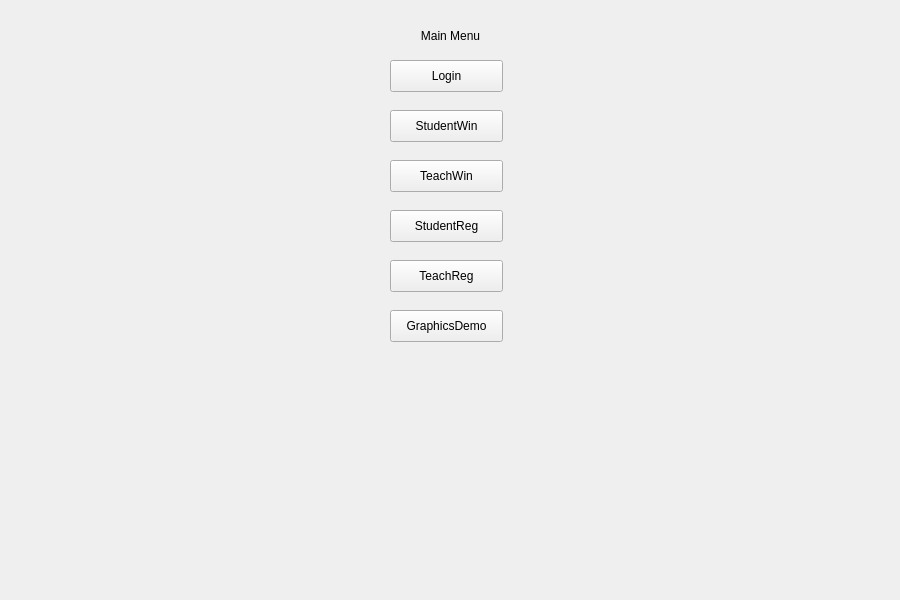
Above: Client/client.ui from DatabasesWorks/Stacked_EducationalPlatform before the change. Below: the same form after it.
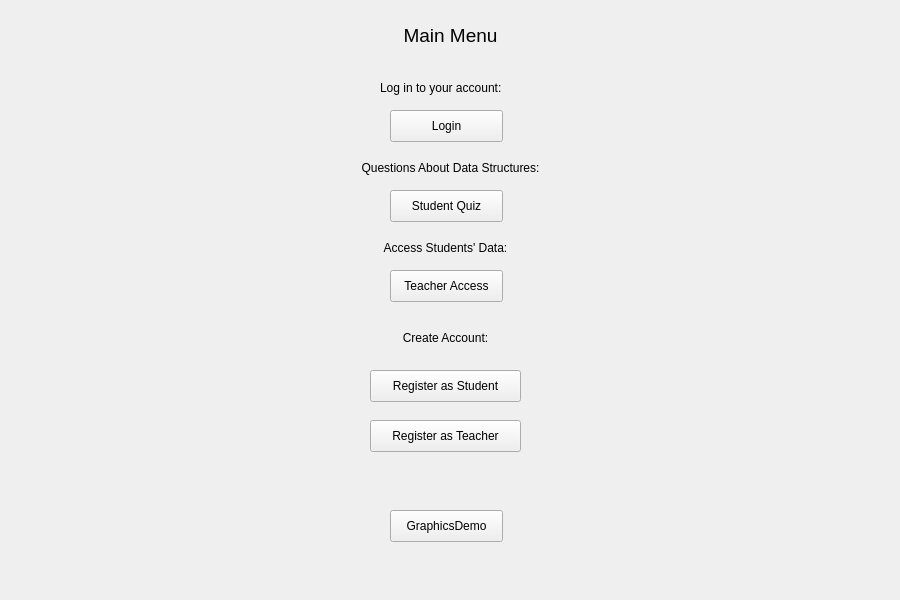
That is the form after the change.

Commit message: Starting to organize Main Menu

Patch:
```diff
--- a/Client/client.ui
+++ b/Client/client.ui
@@ -24,7 +24,7 @@
     <property name="geometry">
      <rect>
       <x>390</x>
-      <y>60</y>
+      <y>110</y>
       <width>113</width>
       <height>32</height>
      </rect>
@@ -37,52 +37,52 @@
     <property name="geometry">
      <rect>
       <x>390</x>
-      <y>110</y>
+      <y>190</y>
       <width>113</width>
       <height>32</height>
      </rect>
     </property>
     <property name="text">
-     <string>StudentWin</string>
+     <string>Student Quiz</string>
     </property>
    </widget>
    <widget class="QPushButton" name="pushButton_3">
     <property name="geometry">
      <rect>
       <x>390</x>
-      <y>160</y>
+      <y>270</y>
       <width>113</width>
       <height>32</height>
      </rect>
     </property>
     <property name="text">
-     <string>TeachWin</string>
+     <string>Teacher Access</string>
     </property>
    </widget>
    <widget class="QPushButton" name="pushButton_4">
     <property name="geometry">
      <rect>
-      <x>390</x>
-      <y>210</y>
-      <width>113</width>
+      <x>370</x>
+      <y>370</y>
+      <width>151</width>
       <height>32</height>
      </rect>
     </property>
     <property name="text">
-     <string>StudentReg</string>
+     <string>Register as Student</string>
     </property>
    </widget>
    <widget class="QPushButton" name="pushButton_5">
     <property name="geometry">
      <rect>
-      <x>390</x>
-      <y>260</y>
-      <width>113</width>
+      <x>370</x>
+      <y>420</y>
+      <width>151</width>
       <height>32</height>
      </rect>
     </property>
     <property name="text">
-     <string>TeachReg</string>
+     <string>Register as Teacher</string>
     </property>
    </widget>
    <widget class="QLabel" name="label">
@@ -94,6 +94,11 @@
       <height>51</height>
      </rect>
     </property>
+    <property name="font">
+     <font>
+      <pointsize>14</pointsize>
+     </font>
+    </property>
     <property name="text">
      <string>Main Menu</string>
     </property>
@@ -105,7 +110,7 @@
     <property name="geometry">
      <rect>
       <x>390</x>
-      <y>310</y>
+      <y>510</y>
       <width>113</width>
       <height>32</height>
      </rect>
@@ -114,6 +119,67 @@
      <string>GraphicsDemo</string>
     </property>
    </widget>
+   <widget class="QLabel" name="label_2">
+    <property name="geometry">
+     <rect>
+      <x>380</x>
+      <y>80</y>
+      <width>141</width>
+      <height>16</height>
+     </rect>
+    </property>
+    <property name="text">
+     <string>Log in to your account:</string>
+    </property>
+   </widget>
+   <widget class="QLabel" name="label_3">
+    <property name="geometry">
+     <rect>
+      <x>390</x>
+      <y>330</y>
+      <width>111</width>
+      <height>16</height>
+     </rect>
+    </property>
+    <property name="text">
+     <string>Create Account:</string>
+    </property>
+    <property name="alignment">
+     <set>Qt::AlignCenter</set>
+    </property>
+   </widget>
+   <widget class="QLabel" name="label_4">
+    <property name="geometry">
+     <rect>
+      <x>370</x>
+      <y>240</y>
+      <width>151</width>
+      <height>16</height>
+     </rect>
+    </property>
+    <property name="text">
+     <string>Access Students' Data:</string>
+    </property>
+    <property name="alignment">
+     <set>Qt::AlignCenter</set>
+    </property>
+   </widget>
+   <widget class="QLabel" name="label_5">
+    <property name="geometry">
+     <rect>
+      <x>340</x>
+      <y>160</y>
+      <width>221</width>
+      <height>16</height>
+     </rect>
+    </property>
+    <property name="text">
+     <string>Questions About Data Structures:</string>
+    </property>
+    <property name="alignment">
+     <set>Qt::AlignCenter</set>
+    </property>
+   </widget>
    <zorder>label</zorder>
    <zorder>pushButton</zorder>
    <zorder>pushButton_2</zorder>
```
Left out of the diff: 4 changed lines with no effect on the pictures.
